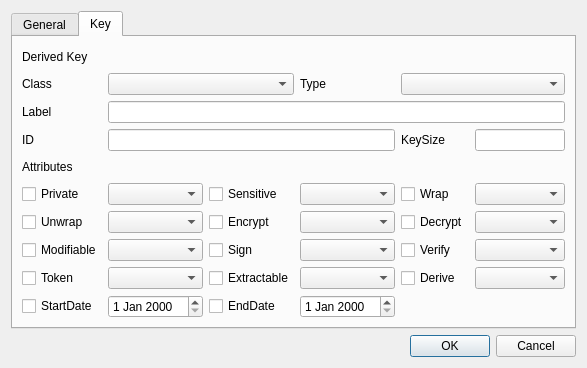
Above: CryptokiMan/derive_key_dlg.ui from jykim74/CryptokiMan before the change. Below: the same form after it.
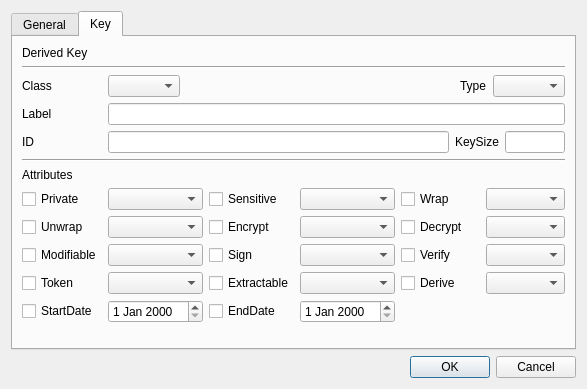
That is the form after the change. The open tabs and pages were chosen to show the change.

Patch:
```diff
--- a/CryptokiMan/derive_key_dlg.ui
+++ b/CryptokiMan/derive_key_dlg.ui
@@ -7,7 +7,7 @@
     <x>0</x>
     <y>0</y>
     <width>587</width>
-    <height>368</height>
+    <height>389</height>
    </rect>
   </property>
   <property name="windowTitle">
@@ -137,210 +137,300 @@
       <attribute name="title">
        <string>Key</string>
       </attribute>
-      <layout class="QGridLayout" name="gridLayout_2">
-       <item row="7" column="5">
-        <widget class="QComboBox" name="mVerifyCombo"/>
-       </item>
-       <item row="3" column="5">
-        <widget class="QLineEdit" name="mKeySizeText"/>
-       </item>
-       <item row="3" column="1" colspan="3">
-        <widget class="QLineEdit" name="mIDText"/>
-       </item>
-       <item row="2" column="1" colspan="5">
-        <widget class="QLineEdit" name="mLabelText"/>
-       </item>
-       <item row="6" column="5">
-        <widget class="QComboBox" name="mDecryptCombo"/>
-       </item>
-       <item row="8" column="3">
-        <widget class="QComboBox" name="mExtractableCombo"/>
-       </item>
-       <item row="5" column="1">
-        <widget class="QComboBox" name="mPrivateCombo"/>
-       </item>
-       <item row="8" column="2">
-        <widget class="QCheckBox" name="mExtractableCheck">
-         <property name="text">
-          <string notr="true">Extractable</string>
-         </property>
-        </widget>
-       </item>
-       <item row="5" column="5">
-        <widget class="QComboBox" name="mWrapCombo"/>
-       </item>
-       <item row="1" column="0">
-        <widget class="QLabel" name="label_12">
-         <property name="text">
-          <string>Class</string>
-         </property>
-        </widget>
-       </item>
-       <item row="7" column="0">
-        <widget class="QCheckBox" name="mModifiableCheck">
-         <property name="text">
-          <string notr="true">Modifiable</string>
-         </property>
-        </widget>
-       </item>
-       <item row="3" column="0">
-        <widget class="QLabel" name="label_16">
-         <property name="text">
-          <string>ID</string>
-         </property>
-        </widget>
-       </item>
-       <item row="4" column="0">
-        <widget class="QLabel" name="label_14">
-         <property name="text">
-          <string>Attributes</string>
-         </property>
-        </widget>
-       </item>
-       <item row="6" column="3">
-        <widget class="QComboBox" name="mEncryptCombo"/>
-       </item>
-       <item row="5" column="2">
-        <widget class="QCheckBox" name="mSensitiveCheck">
-         <property name="text">
-          <string notr="true">Sensitive</string>
-         </property>
-        </widget>
-       </item>
-       <item row="1" column="4" colspan="2">
-        <widget class="QComboBox" name="mTypeCombo"/>
-       </item>
-       <item row="6" column="4">
-        <widget class="QCheckBox" name="mDecryptCheck">
-         <property name="text">
-          <string notr="true">Decrypt</string>
-         </property>
-        </widget>
-       </item>
-       <item row="3" column="4">
-        <widget class="QLabel" name="label_17">
-         <property name="text">
-          <string>KeySize</string>
-         </property>
-        </widget>
-       </item>
-       <item row="2" column="0">
-        <widget class="QLabel" name="label_13">
-         <property name="text">
-          <string>Label</string>
-         </property>
-        </widget>
-       </item>
-       <item row="6" column="2">
-        <widget class="QCheckBox" name="mEncryptCheck">
-         <property name="text">
-          <string notr="true">Encrypt</string>
-         </property>
-        </widget>
-       </item>
-       <item row="7" column="2">
-        <widget class="QCheckBox" name="mSignCheck">
-         <property name="text">
-          <string notr="true">Sign</string>
-         </property>
-        </widget>
-       </item>
-       <item row="5" column="3">
-        <widget class="QComboBox" name="mSensitiveCombo"/>
-       </item>
-       <item row="6" column="0">
-        <widget class="QCheckBox" name="mUnwrapCheck">
-         <property name="text">
-          <string notr="true">Unwrap</string>
-         </property>
-        </widget>
-       </item>
-       <item row="7" column="1">
-        <widget class="QComboBox" name="mModifiableCombo"/>
-       </item>
-       <item row="1" column="3">
-        <widget class="QLabel" name="label_15">
-         <property name="text">
-          <string>Type</string>
-         </property>
-        </widget>
-       </item>
-       <item row="8" column="0">
-        <widget class="QCheckBox" name="mTokenCheck">
-         <property name="text">
-          <string notr="true">Token</string>
-         </property>
-        </widget>
-       </item>
-       <item row="5" column="4">
-        <widget class="QCheckBox" name="mWrapCheck">
-         <property name="text">
-          <string notr="true">Wrap</string>
-         </property>
-        </widget>
-       </item>
-       <item row="7" column="4">
-        <widget class="QCheckBox" name="mVerifyCheck">
-         <property name="text">
-          <string notr="true">Verify</string>
-         </property>
-        </widget>
-       </item>
-       <item row="5" column="0">
-        <widget class="QCheckBox" name="mPrivateCheck">
-         <property name="text">
-          <string notr="true">Private</string>
-         </property>
-        </widget>
-       </item>
-       <item row="6" column="1">
-        <widget class="QComboBox" name="mUnwrapCombo"/>
-       </item>
-       <item row="0" column="0" colspan="2">
+      <layout class="QVBoxLayout" name="verticalLayout_3">
+       <item>
         <widget class="QLabel" name="label_11">
          <property name="text">
           <string>Derived Key</string>
          </property>
         </widget>
        </item>
-       <item row="1" column="1" colspan="2">
-        <widget class="QComboBox" name="mClassCombo"/>
+       <item>
+        <widget class="Line" name="line_3">
+         <property name="orientation">
+          <enum>Qt::Horizontal</enum>
+         </property>
+        </widget>
        </item>
-       <item row="7" column="3">
-        <widget class="QComboBox" name="mSignCombo"/>
+       <item>
+        <layout class="QGridLayout" name="gridLayout_2">
+         <property name="topMargin">
+          <number>0</number>
+         </property>
+         <item row="0" column="0">
+          <widget class="QLabel" name="label_12">
+           <property name="minimumSize">
+            <size>
+             <width>80</width>
+             <height>0</height>
+            </size>
+           </property>
+           <property name="maximumSize">
+            <size>
+             <width>80</width>
+             <height>16777215</height>
+            </size>
+           </property>
+           <property name="text">
+            <string>Class</string>
+           </property>
+          </widget>
+         </item>
+         <item row="0" column="3">
+          <widget class="QLabel" name="label_15">
+           <property name="text">
+            <string>Type</string>
+           </property>
+          </widget>
+         </item>
+         <item row="0" column="4">
+          <widget class="QComboBox" name="mTypeCombo"/>
+         </item>
+         <item row="0" column="1">
+          <widget class="QComboBox" name="mClassCombo"/>
+         </item>
+         <item row="0" column="2">
+          <spacer name="horizontalSpacer_4">
+           <property name="orientation">
+            <enum>Qt::Horizontal</enum>
+           </property>
+           <property name="sizeHint" stdset="0">
+            <size>
+             <width>40</width>
+             <height>20</height>
+            </size>
+           </property>
+          </spacer>
+         </item>
+        </layout>
        </item>
-       <item row="8" column="1">
-        <widget class="QComboBox" name="mTokenCombo"/>
+       <item>
+        <layout class="QGridLayout" name="gridLayout_6">
+         <item row="0" column="0">
+          <widget class="QLabel" name="label_13">
+           <property name="minimumSize">
+            <size>
+             <width>80</width>
+             <height>0</height>
+            </size>
+           </property>
+           <property name="text">
+            <string>Label</string>
+           </property>
+          </widget>
+         </item>
+         <item row="0" column="1">
+          <widget class="QLineEdit" name="mLabelText"/>
+         </item>
+        </layout>
        </item>
-       <item row="9" column="0">
-        <widget class="QCheckBox" name="mStartDateCheck">
-         <property name="text">
-          <string>StartDate</string>
+       <item>
+        <layout class="QGridLayout" name="gridLayout_7">
+         <item row="0" column="2">
+          <widget class="QLabel" name="label_17">
+           <property name="text">
+            <string>KeySize</string>
+           </property>
+          </widget>
+         </item>
+         <item row="0" column="1">
+          <widget class="QLineEdit" name="mIDText"/>
+         </item>
+         <item row="0" column="0">
+          <widget class="QLabel" name="label_16">
+           <property name="minimumSize">
+            <size>
+             <width>80</width>
+             <height>0</height>
+            </size>
+           </property>
+           <property name="text">
+            <string>ID</string>
+           </property>
+          </widget>
+         </item>
+         <item row="0" column="3">
+          <widget class="QLineEdit" name="mKeySizeText">
+           <property name="maximumSize">
+            <size>
+             <width>60</width>
+             <height>16777215</height>
+            </size>
+           </property>
+          </widget>
+         </item>
+        </layout>
+       </item>
+       <item>
+        <widget class="Line" name="line_4">
+         <property name="orientation">
+          <enum>Qt::Horizontal</enum>
          </property>
         </widget>
        </item>
-       <item row="9" column="2">
-        <widget class="QCheckBox" name="mEndDateCheck">
+       <item>
+        <widget class="QLabel" name="label_14">
          <property name="text">
-          <string>EndDate</string>
+          <string>Attributes</string>
          </property>
         </widget>
        </item>
-       <item row="9" column="1">
-        <widget class="QDateEdit" name="mStartDateEdit"/>
+       <item>
+        <layout class="QGridLayout" name="gridLayout_8">
+         <item row="0" column="1">
+          <widget class="QComboBox" name="mPrivateCombo"/>
+         </item>
+         <item row="0" column="5">
+          <widget class="QComboBox" name="mWrapCombo"/>
+         </item>
+         <item row="0" column="4">
+          <widget class="QCheckBox" name="mWrapCheck">
+           <property name="text">
+            <string notr="true">Wrap</string>
+           </property>
+          </widget>
+         </item>
+         <item row="1" column="3">
+          <widget class="QComboBox" name="mEncryptCombo"/>
+         </item>
+         <item row="0" column="3">
+          <widget class="QComboBox" name="mSensitiveCombo"/>
+         </item>
+         <item row="1" column="5">
+          <widget class="QComboBox" name="mDecryptCombo"/>
+         </item>
+         <item row="3" column="5">
+          <widget class="QComboBox" name="mDeriveCombo"/>
+         </item>
+         <item row="2" column="4">
+          <widget class="QCheckBox" name="mVerifyCheck">
+           <property name="text">
+            <string notr="true">Verify</string>
+           </property>
+          </widget>
+         </item>
+         <item row="3" column="4">
+          <widget class="QCheckBox" name="mDeriveCheck">
+           <property name="text">
+            <string>Derive</string>
+           </property>
+          </widget>
+         </item>
+         <item row="0" column="0">
+          <widget class="QCheckBox" name="mPrivateCheck">
+           <property name="text">
+            <string notr="true">Private</string>
+           </property>
+          </widget>
+         </item>
+         <item row="0" column="2">
+          <widget class="QCheckBox" name="mSensitiveCheck">
+           <property name="text">
+            <string notr="true">Sensitive</string>
+           </property>
+          </widget>
+         </item>
+         <item row="2" column="5">
+          <widget class="QComboBox" name="mVerifyCombo"/>
+         </item>
+         <item row="3" column="1">
+          <widget class="QComboBox" name="mTokenCombo"/>
+         </item>
+         <item row="1" column="1">
+          <widget class="QComboBox" name="mUnwrapCombo"/>
+         </item>
+         <item row="2" column="2">
+          <widget class="QCheckBox" name="mSignCheck">
+           <property name="text">
+            <string notr="true">Sign</string>
+           </property>
+          </widget>
+         </item>
+         <item row="2" column="0">
+          <widget class="QCheckBox" name="mModifiableCheck">
+           <property name="text">
+            <string notr="true">Modifiable</string>
+           </property>
+          </widget>
+         </item>
+         <item row="1" column="0">
+          <widget class="QCheckBox" name="mUnwrapCheck">
+           <property name="text">
+            <string notr="true">Unwrap</string>
+           </property>
+          </widget>
+         </item>
+         <item row="3" column="3">
+          <widget class="QComboBox" name="mExtractableCombo"/>
+         </item>
+         <item row="3" column="2">
+          <widget class="QCheckBox" name="mExtractableCheck">
+           <property name="text">
+            <string notr="true">Extractable</string>
+           </property>
+          </widget>
+         </item>
+         <item row="1" column="2">
+          <widget class="QCheckBox" name="mEncryptCheck">
+           <property name="text">
+            <string notr="true">Encrypt</string>
+           </property>
+          </widget>
+         </item>
+         <item row="1" column="4">
+          <widget class="QCheckBox" name="mDecryptCheck">
+           <property name="text">
+            <string notr="true">Decrypt</string>
+           </property>
+          </widget>
+         </item>
+         <item row="2" column="3">
+          <widget class="QComboBox" name="mSignCombo"/>
+         </item>
+         <item row="2" column="1">
+          <widget class="QComboBox" name="mModifiableCombo"/>
+         </item>
+         <item row="3" column="0">
+          <widget class="QCheckBox" name="mTokenCheck">
+           <property name="text">
+            <string notr="true">Token</string>
+           </property>
+          </widget>
+         </item>
+         <item row="4" column="0">
+          <widget class="QCheckBox" name="mStartDateCheck">
+           <property name="text">
+            <string>StartDate</string>
+           </property>
+          </widget>
+         </item>
+         <item row="4" column="1">
+          <widget class="QDateEdit" name="mStartDateEdit"/>
+         </item>
+         <item row="4" column="2">
+          <widget class="QCheckBox" name="mEndDateCheck">
+           <property name="text">
+            <string>EndDate</string>
+           </property>
+          </widget>
+         </item>
+         <item row="4" column="3">
+          <widget class="QDateEdit" name="mEndDateEdit"/>
+         </item>
+        </layout>
        </item>
-       <item row="9" column="3">
-        <widget class="QDateEdit" name="mEndDateEdit"/>
-       </item>
-       <item row="8" column="5">
-        <widget class="QComboBox" name="mDeriveCombo"/>
-       </item>
-       <item row="8" column="4">
-        <widget class="QCheckBox" name="mDeriveCheck">
-         <property name="text">
-          <string>Derive</string>
+       <item>
+        <spacer name="verticalSpacer_2">
+         <property name="orientation">
+          <enum>Qt::Vertical</enum>
          </property>
-        </widget>
+         <property name="sizeHint" stdset="0">
+          <size>
+           <width>20</width>
+           <height>40</height>
+          </size>
+         </property>
+        </spacer>
        </item>
       </layout>
      </widget>
```
Left out of the diff: 354 changed lines with no effect on the pictures.
